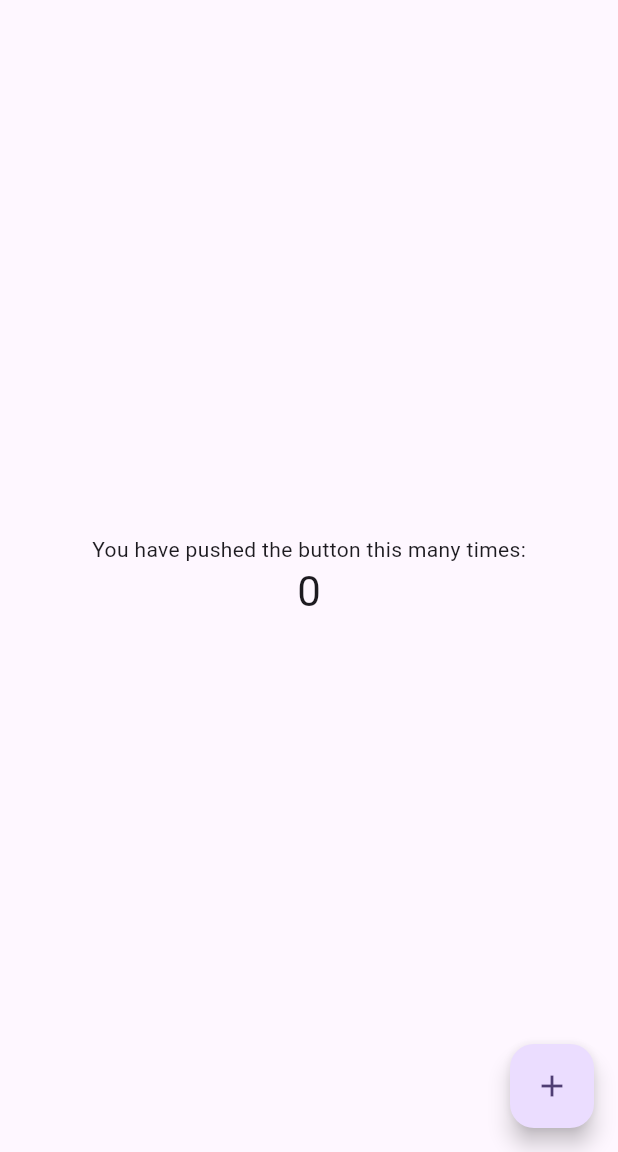
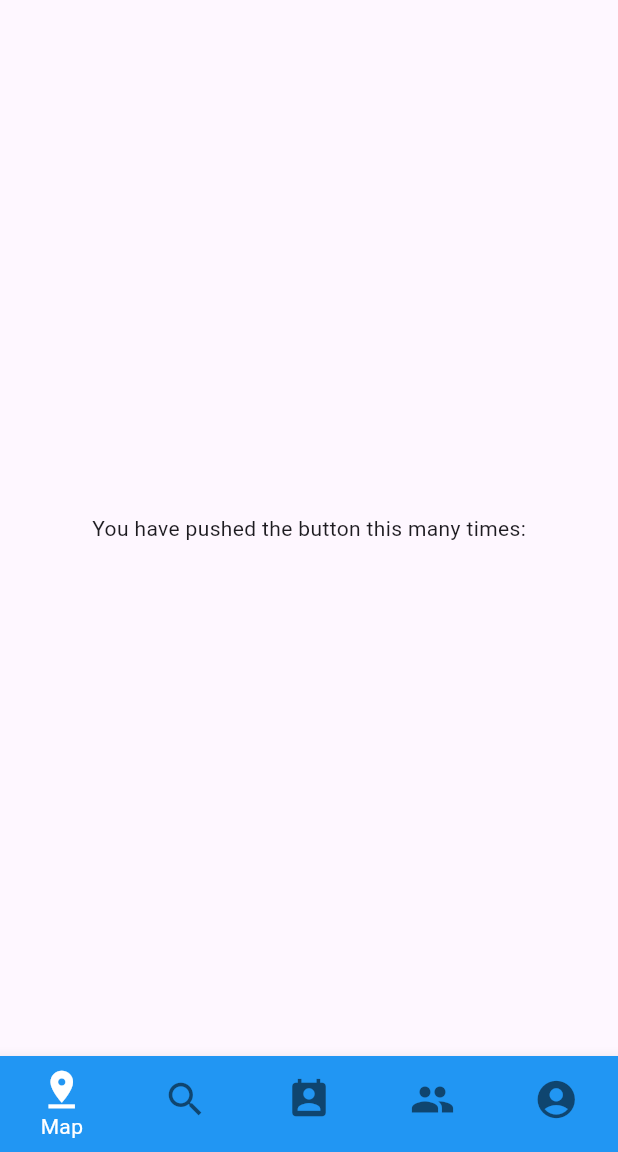
Before and after one commit to yambaru-hackathon/Group-8, a Flutter app: the screen it shows after launch, on a phone screen of 412 x 824 dp, the part 84-1236 px from its top. Run offline on Flutter 3.47's test engine with Material 3 defaults, Android fonts, the phone set to English and light mode, and no system bars.

Commit message:
bottom ber作った

```diff
--- a/lib/main.dart
+++ b/lib/main.dart
@@ -7,27 +7,11 @@ void main() {
 class MyApp extends StatelessWidget {
   const MyApp({super.key});
 
-  // This widget is the root of your application.
   @override
   Widget build(BuildContext context) {
     return MaterialApp(
       title: 'Flutter Demo',
       theme: ThemeData(
-        // This is the theme of your application.
-        //
-        // TRY THIS: Try running your application with "flutter run". You'll see
-        // the application has a purple toolbar. Then, without quitting the app,
-        // try changing the seedColor in the colorScheme below to Colors.green
-        // and then invoke "hot reload" (save your changes or press the "hot
-        // reload" button in a Flutter-supported IDE, or press "r" if you used
-        // the command line to start the app).
-        //
-        // Notice that the counter didn't reset back to zero; the application
-        // state is not lost during the reload. To reset the state, use hot
-        // restart instead.
-        //
-        // This works for code too, not just values: Most code changes can be
-        // tested with just a hot reload.
         colorScheme: ColorScheme.fromSeed(seedColor: Colors.deepPurple),
         useMaterial3: true,
       ),
@@ -39,15 +23,6 @@ class MyApp extends StatelessWidget {
 class MyHomePage extends StatefulWidget {
   const MyHomePage({super.key, required this.title});
 
-  // This widget is the home page of your application. It is stateful, meaning
-  // that it has a State object (defined below) that contains fields that affect
-  // how it looks.
-
-  // This class is the configuration for the state. It holds the values (in this
-  // case the title) provided by the parent (in this case the App widget) and
-  // used by the build method of the State. Fields in a Widget subclass are
-  // always marked "final".
-
   final String title;
 
   @override
@@ -55,71 +30,49 @@ class MyHomePage extends StatefulWidget {
 }
 
 class _MyHomePageState extends State<MyHomePage> {
-  int _counter = 0;
-
-  void _incrementCounter() {
-    setState(() {
-      // This call to setState tells the Flutter framework that something has
-      // changed in this State, which causes it to rerun the build method below
-      // so that the display can reflect the updated values. If we changed
-      // _counter without calling setState(), then the build method would not be
-      // called again, and so nothing would appear to happen.
-      _counter++;
-    });
-  }
+  int _currentIndex = 0;
 
   @override
   Widget build(BuildContext context) {
-    // This method is rerun every time setState is called, for instance as done
-    // by the _incrementCounter method above.
-    //
-    // The Flutter framework has been optimized to make rerunning build methods
-    // fast, so that you can just rebuild anything that needs updating rather
-    // than having to individually change instances of widgets.
     return Scaffold(
       appBar: AppBar(
-        // TRY THIS: Try changing the color here to a specific color (to
-        // Colors.amber, perhaps?) and trigger a hot reload to see the AppBar
-        // change color while the other colors stay the same.
         backgroundColor: Theme.of(context).colorScheme.inversePrimary,
-        // Here we take the value from the MyHomePage object that was created by
-        // the App.build method, and use it to set our appbar title.
         title: Text(widget.title),
       ),
-      body: Center(
-        // Center is a layout widget. It takes a single child and positions it
-        // in the middle of the parent.
+      body: const Center(
         child: Column(
-          // Column is also a layout widget. It takes a list of children and
-          // arranges them vertically. By default, it sizes itself to fit its
-          // children horizontally, and tries to be as tall as its parent.
-          //
-          // Column has various properties to control how it sizes itself and
-          // how it positions its children. Here we use mainAxisAlignment to
-          // center the children vertically; the main axis here is the vertical
-          // axis because Columns are vertical (the cross axis would be
-          // horizontal).
-          //
-          // TRY THIS: Invoke "debug painting" (choose the "Toggle Debug Paint"
-          // action in the IDE, or press "p" in the console), to see the
-          // wireframe for each widget.
           mainAxisAlignment: MainAxisAlignment.center,
           children: <Widget>[
-            const Text(
+            Text(
               'You have pushed the button this many times:',
-            ),
-            Text(
-              '$_counter',
-              style: Theme.of(context).textTheme.headlineMedium,
             ),
           ],
         ),
       ),
-      floatingActionButton: FloatingActionButton(
-        onPressed: _incrementCounter,
-        tooltip: 'Increment',
-        child: const Icon(Icons.add),
-      ), // This trailing comma makes auto-formatting nicer for build methods.
+      bottomNavigationBar: BottomNavigationBar(
+        showUnselectedLabels: false,
+        items: const <BottomNavigationBarItem>[
+          BottomNavigationBarItem(icon: Icon(Icons.pin_drop), label: 'Map'),
+          BottomNavigationBarItem(icon: Icon(Icons.search), label: 'Search'),
+          BottomNavigationBarItem(
+              icon: Icon(Icons.perm_contact_calendar), label: 'Schedule'),
+          BottomNavigationBarItem(icon: Icon(Icons.group), label: 'Group'),
+          BottomNavigationBarItem(
+              icon: Icon(Icons.account_circle), label: 'Account'),
+        ],
+        currentIndex: _currentIndex,
+        fixedColor: Colors.white,
+        backgroundColor: Colors.blue,
+        iconSize: 30,
+        onTap: _onItemTapped,
+        type: BottomNavigationBarType.fixed,
+      ),
     );
   }
+
+  void _onItemTapped(int index) {
+    setState(() {
+      _currentIndex = index;
+    });
+  }
 }
```
